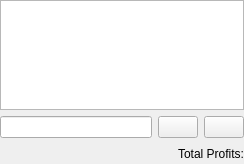
Qt form kmymoney/views/kinstitutionsview.ui (KDE/kmymoney) before a commit.
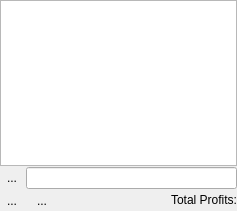
The same form after that commit. Custom widgets are drawn as their Qt base class.

Commit message: Added collapsable filter widget to institutions view

```diff
--- a/kmymoney/views/kinstitutionsview.ui
+++ b/kmymoney/views/kinstitutionsview.ui
@@ -6,61 +6,85 @@
    <rect>
     <x>0</x>
     <y>0</y>
-    <width>244</width>
-    <height>164</height>
+    <width>237</width>
+    <height>211</height>
    </rect>
   </property>
-  <layout class="QVBoxLayout" name="verticalLayout_2">
-   <property name="leftMargin">
-    <number>0</number>
-   </property>
-   <property name="topMargin">
-    <number>0</number>
-   </property>
-   <property name="rightMargin">
-    <number>0</number>
-   </property>
-   <property name="bottomMargin">
-    <number>0</number>
-   </property>
-   <item>
     <layout class="QVBoxLayout" name="verticalLayout">
+   <property name="spacing">
+    <number>0</number>
+   </property>
+   <property name="leftMargin">
+    <number>0</number>
+   </property>
+   <property name="topMargin">
+    <number>0</number>
+   </property>
+   <property name="rightMargin">
+    <number>0</number>
+   </property>
+   <property name="bottomMargin">
+    <number>0</number>
+   </property>
      <item>
       <widget class="KMyMoneyAccountTreeView" name="m_accountTree"/>
      </item>
      <item>
-      <layout class="QHBoxLayout" name="searchLayout">
+    <widget class="QWidget" name="m_filterContainer" native="true">
+     <layout class="QHBoxLayout" name="horizontalLayout">
+      <property name="spacing">
+       <number>2</number>
+      </property>
+      <property name="leftMargin">
+       <number>0</number>
+      </property>
+      <property name="topMargin">
+       <number>1</number>
+      </property>
+      <property name="rightMargin">
+       <number>0</number>
+      </property>
+      <property name="bottomMargin">
+       <number>1</number>
+      </property>
        <item>
-        <widget class="KLineEdit" name="m_searchWidget">
-         <property name="showClearButton" stdset="0">
+       <widget class="QToolButton" name="m_closeButton">
+        <property name="text">
+         <string>...</string>
+        </property>
+        <property name="autoRaise">
           <bool>true</bool>
          </property>
         </widget>
        </item>
        <item>
-        <widget class="QPushButton" name="m_collapseButton">
-         <property name="toolTip">
-          <string>Collapse all accounts in the list</string>
-         </property>
-         <property name="text">
-          <string/>
-         </property>
-        </widget>
-       </item>
-       <item>
-        <widget class="QPushButton" name="m_expandButton">
-         <property name="toolTip">
-          <string>Expand all accounts in the list</string>
-         </property>
-         <property name="text">
-          <string/>
-         </property>
-        </widget>
-       </item>
-      </layout>
+       <widget class="QLineEdit" name="m_searchWidget"/>
+      </item>
+     </layout>
+    </widget>
      </item>
      <item>
-      <layout class="QHBoxLayout">
+    <layout class="QHBoxLayout" name="h1">
+     <item>
+      <widget class="QToolButton" name="m_collapseButton">
+       <property name="text">
+        <string>...</string>
+       </property>
+       <property name="autoRaise">
+        <bool>true</bool>
+       </property>
+      </widget>
+     </item>
+     <item>
+      <widget class="QToolButton" name="m_expandButton">
+       <property name="text">
+        <string>...</string>
+       </property>
+       <property name="autoRaise">
+        <bool>true</bool>
+       </property>
+      </widget>
+     </item>
        <item>
         <spacer name="Spacer1_2">
          <property name="orientation">
@@ -102,16 +126,9 @@
       </layout>
      </item>
     </layout>
-   </item>
-  </layout>
  </widget>
  <layoutdefault spacing="6" margin="11"/>
  <customwidgets>
-  <customwidget>
-   <class>KLineEdit</class>
-   <extends>QLineEdit</extends>
-   <header>klineedit.h</header>
-  </customwidget>
   <customwidget>
    <class>KMyMoneyAccountTreeView</class>
    <extends>QTreeView</extends>
```
Left out of the diff: 16 changed lines with no effect on the pictures. Lines whose indentation alone changed are shown as unchanged. The commit also changes 2 other files.
